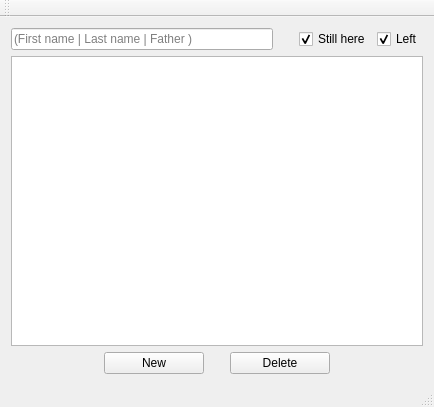
Above: mainwindow.ui from RuslanArkh/PatientsApp before the change. Below: the same form after it.
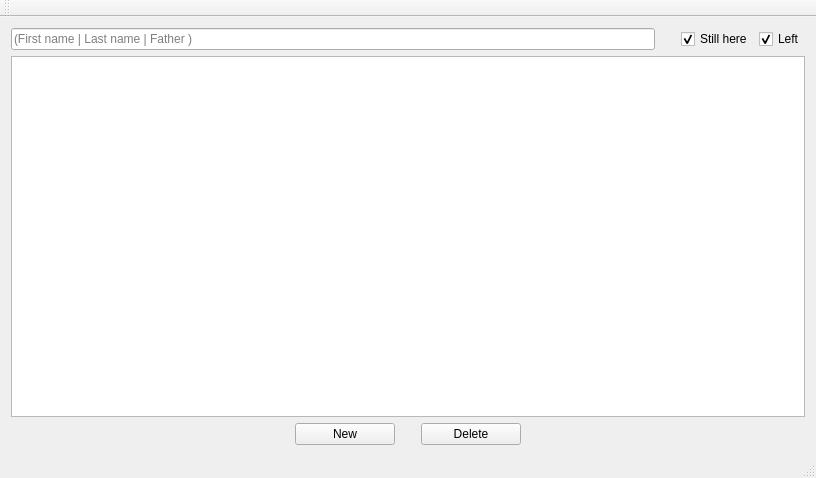
That is the form after the change.

```diff
--- a/mainwindow.ui
+++ b/mainwindow.ui
@@ -6,8 +6,8 @@
    <rect>
     <x>0</x>
     <y>0</y>
-    <width>434</width>
-    <height>407</height>
+    <width>816</width>
+    <height>478</height>
    </rect>
   </property>
   <property name="windowTitle">
```
Left out of the diff: 4 changed lines with no effect on the pictures.
